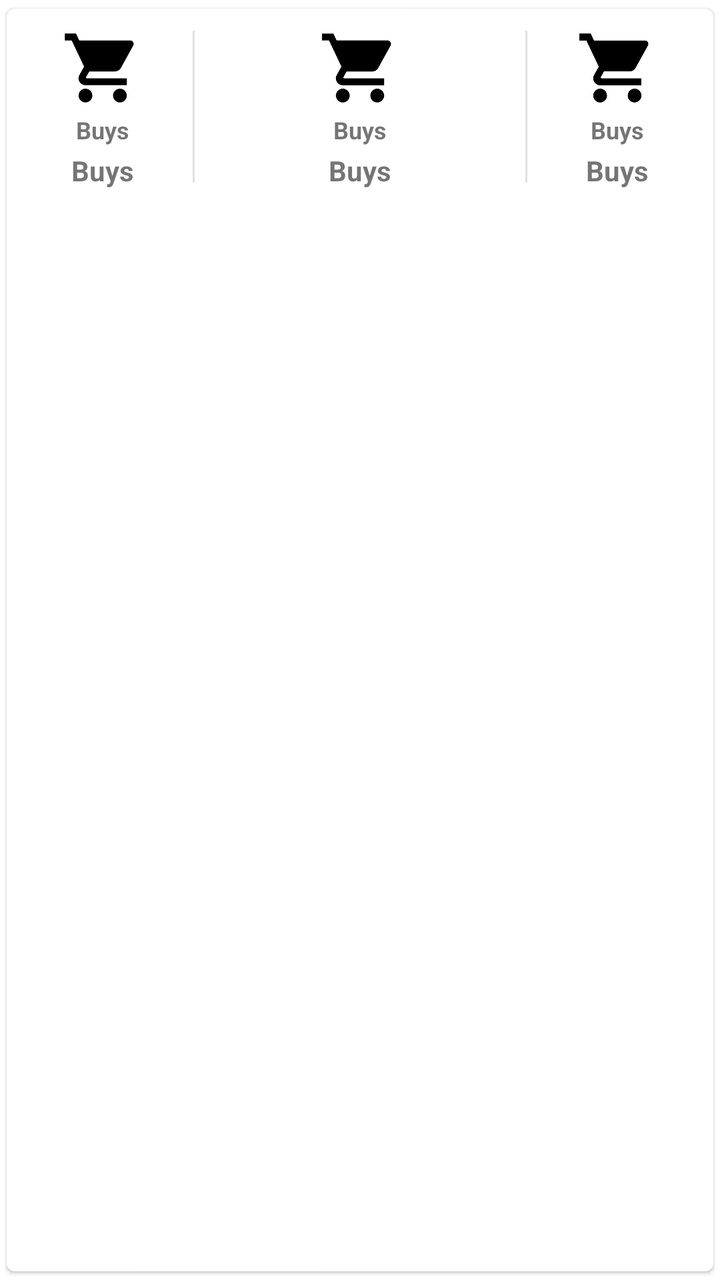
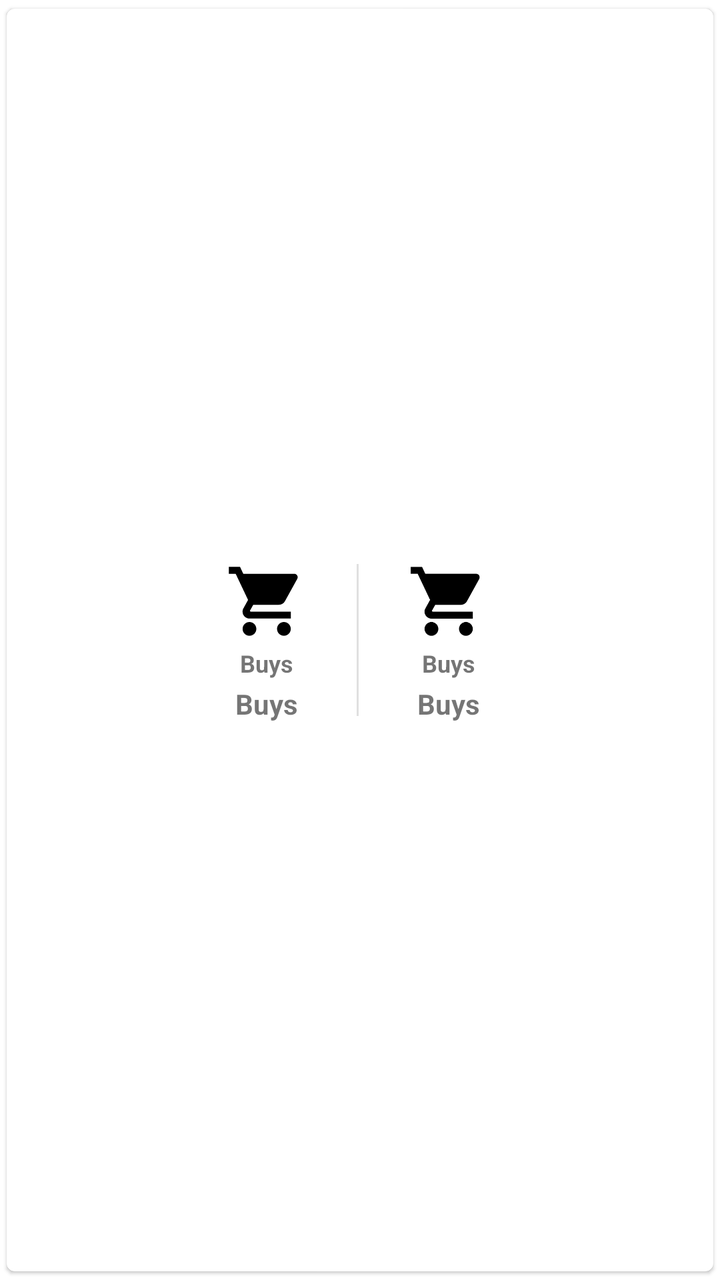

Before-and-after screenshots of an Android layout around one commit, followed by the original layout XML and the change that was made.
<!-- AndroidManifest.xml: application theme AppTheme -->
<!-- res/layout/layout_home_expenses_card.xml -->
<?xml version="1.0" encoding="utf-8"?>
<androidx.cardview.widget.CardView xmlns:android="http://schemas.android.com/apk/res/android"
    xmlns:app="http://schemas.android.com/apk/res-auto"
    android:id="@+id/dashboard_card"
    android:layout_width="match_parent"
    android:layout_height="wrap_content"
    android:layout_margin="@dimen/small_material_margin"
    android:orientation="vertical"
    app:cardBackgroundColor="@color/colorWhite"
    app:cardCornerRadius="@dimen/card_view_default_radius"
    app:cardElevation="@dimen/card_view_elevation"
    app:cardUseCompatPadding="true"
    app:contentPadding="@dimen/card_view_content_padding">

    <androidx.constraintlayout.widget.ConstraintLayout
        android:layout_width="match_parent"
        android:layout_height="wrap_content">

        <include
            android:id="@+id/daily_card"
            style="@style/smallCardStyle"
            layout="@layout/layout_home_card"
            android:layout_width="@dimen/small_card_width"
            android:layout_height="@dimen/small_card_height"
            app:layout_constraintStart_toStartOf="parent"
            app:layout_constraintTop_toTopOf="parent" />

        <View
            android:id="@+id/firstDivider"
            android:layout_width="@dimen/separator_size"
            android:layout_height="@dimen/zero"
            android:layout_marginVertical="@dimen/half_material_margin"
            android:background="?android:attr/listDivider"
            app:layout_constraintBottom_toBottomOf="parent"
            app:layout_constraintEnd_toStartOf="@+id/buy_card"
            app:layout_constraintStart_toEndOf="@+id/daily_card"
            app:layout_constraintTop_toTopOf="parent" />

        <include
            android:id="@+id/buy_card"
            style="@style/smallCardStyle"
            layout="@layout/layout_home_card"
            android:layout_width="@dimen/zero"
            android:layout_height="@dimen/small_card_height"
            android:layout_marginHorizontal="@dimen/smallest_material_margin"
            app:layout_constraintEnd_toStartOf="@id/secondDivider"
            app:layout_constraintStart_toEndOf="@id/firstDivider"
            app:layout_constraintTop_toTopOf="parent" />

        <View
            android:id="@+id/secondDivider"
            android:layout_width="@dimen/separator_size"
            android:layout_height="@dimen/zero"
            android:layout_marginVertical="@dimen/half_material_margin"
            android:background="?android:attr/listDivider"
            app:layout_constraintBottom_toBottomOf="parent"
            app:layout_constraintEnd_toStartOf="@+id/bill_card"
            app:layout_constraintStart_toEndOf="@+id/buy_card"
            app:layout_constraintTop_toTopOf="parent" />

        <include
            android:id="@+id/bill_card"
            style="@style/smallCardStyle"
            layout="@layout/layout_home_card"
            android:layout_width="@dimen/small_card_width"
            android:layout_height="@dimen/small_card_height"
            app:layout_constraintEnd_toEndOf="parent"
            app:layout_constraintTop_toTopOf="parent" />

    </androidx.constraintlayout.widget.ConstraintLayout>

</androidx.cardview.widget.CardView>
<!-- res/layout/layout_home_card.xml (included above) -->
<?xml version="1.0" encoding="utf-8"?>
<LinearLayout xmlns:android="http://schemas.android.com/apk/res/android"
    xmlns:tools="http://schemas.android.com/tools"
    android:layout_width="match_parent"
    android:layout_height="match_parent"
    android:orientation="vertical">

    <ImageView
        android:id="@+id/ivCardImage"
        android:layout_width="match_parent"
        android:layout_height="wrap_content"
        android:layout_marginTop="@dimen/small_material_margin"
        android:layout_weight="1"
        android:src="@drawable/ic_buys"
        tools:ignore="ContentDescription" />

    <TextView
        android:id="@+id/tvCardTitle"
        android:layout_width="match_parent"
        android:layout_height="3dp"
        android:layout_weight="1"
        android:gravity="center|center_horizontal|center_vertical"
        android:text="@string/menu_buys"
        android:textAlignment="gravity"
        android:textSize="@dimen/card_title_text_size"
        android:textStyle="bold" />

    <TextView
        android:id="@+id/tvCardSubtitle"
        android:layout_width="match_parent"
        android:layout_height="3dp"
        android:layout_marginBottom="@dimen/small_material_margin"
        android:layout_weight="1"
        android:gravity="center|center_horizontal|center_vertical"
        android:text="@string/menu_buys"
        android:textAlignment="gravity"
        android:textSize="@dimen/card_subTitle_text_size"
        android:textStyle="bold" />

</LinearLayout>
<!-- resources referenced by this layout -->
<resources>
  <color name="colorWhite">#FFFFFF</color>
  <dimen name="card_subTitle_text_size">@dimen/default_text_size</dimen>
  <dimen name="card_title_text_size">@dimen/small_text_size</dimen>
  <dimen name="card_view_content_padding">3dp</dimen>
  <dimen name="card_view_default_radius">4dp</dimen>
  <dimen name="card_view_elevation">1dp</dimen>
  <dimen name="half_material_margin">8dp</dimen>
  <dimen name="separator_size">1dp</dimen>
  <dimen name="small_card_height">90dp</dimen>
  <dimen name="small_card_width">90dp</dimen>
  <dimen name="small_material_margin">4dp</dimen>
  <dimen name="smallest_material_margin">2dp</dimen>
  <dimen name="zero">0dp</dimen>
  <!-- drawable ic_buys (drawable) -->
  <vector xmlns:android="http://schemas.android.com/apk/res/android"
      android:width="@dimen/icon_resource_size"
      android:height="@dimen/icon_resource_size"
      android:viewportWidth="24.0"
      android:viewportHeight="24.0">
      <path
          android:fillColor="@color/colorBlack"
          android:pathData="M7 18c-1.1 0-1.99 0.9-1.99 2S5.9 22 7 22s2-0.9 2-2-0.9-2-2-2zM1 2v2h2l3.6 7.59-1.35 2.45c-0.16 0.28-0.25 0.61-0.25 0.96 0 1.1 0.9 2 2 2h12v-2H7.42c-0.14 0-0.25-0.11-0.25-0.25l0.03-0.12 0.9-1.63h7.45c0.75 0 1.41-0.41 1.75-1.03l3.58-6.49c0.08-0.14 0.12-0.31 0.12-0.48 0-0.55-0.45-1-1-1H5.21l-0.94-2H1zm16 16c-1.1 0-1.99 0.9-1.99 2s0.89 2 1.99 2 2-0.9 2-2-0.9-2-2-2z" />
  </vector>
  <string name="menu_buys">Buys</string>
  <style name="smallCardStyle" parent="CardView">
          <item name="android:layout_width">@dimen/zero</item>
          <item name="android:layout_height">@dimen/small_card_height</item>
          <item name="android:layout_marginTop">@dimen/smallest_material_margin</item>
          <item name="android:layout_marginBottom">@dimen/smallest_material_margin</item>
      </style>
  <style name="AppTheme" parent="Theme.MaterialComponents.Light.DarkActionBar">
          
          <item name="colorAccent">@color/colorPrimary</item>
          <item name="colorPrimary">@color/colorPrimary</item>
          <item name="colorPrimaryDark">@color/colorPrimaryDark</item>
          
          <item name="bottomSheetDialogTheme">@style/AppBottomSheetDialogTheme</item>
          <item name="materialCalendarStyle">@style/Widget.MaterialComponents.MaterialCalendar</item>
          <item name="materialCalendarTheme">@style/ThemeOverlay.MaterialComponents.MaterialCalendar
          </item>
          <item name="materialCalendarFullscreenTheme">
              @style/ThemeOverlay.MaterialComponents.MaterialCalendar.Fullscreen
          </item>
      </style>
  <dimen name="default_text_size">14sp</dimen>
  <dimen name="small_text_size">12sp</dimen>
  <dimen name="icon_resource_size">24dp</dimen>
  <color name="colorBlack">#000000</color>
  <color name="colorPrimary">#4CAF50</color>
  <color name="colorPrimaryDark">#388E3C</color>
  <style name="AppBottomSheetDialogTheme" parent="Theme.Design.Light.BottomSheetDialog">
          <item name="bottomSheetStyle">@style/AppModalStyle</item>
      </style>
  <style name="AppModalStyle" parent="Widget.Design.BottomSheet.Modal">
          <item name="android:background">@drawable/layout_rounded_shape</item>
      </style>
  <!-- drawable layout_rounded_shape (drawable) -->
  <?xml version="1.0" encoding="utf-8"?>
  <shape xmlns:android="http://schemas.android.com/apk/res/android"
      android:shape="rectangle">
      <solid android:color="@color/colorWhite" />
      <corners android:radius="@dimen/default_material_margin" />
  </shape>
  <dimen name="default_material_margin">16dp</dimen>
</resources>

<!-- the commit's change to res/layout/layout_home_expenses_card.xml (unified diff, before → after) -->
@@ -13,11 +13,12 @@
     app:contentPadding="@dimen/card_view_content_padding">
 
     <androidx.constraintlayout.widget.ConstraintLayout
-        android:layout_width="match_parent"
-        android:layout_height="wrap_content">
+        android:layout_width="wrap_content"
+        android:layout_height="wrap_content"
+        android:layout_gravity="center">
 
         <include
-            android:id="@+id/daily_card"
+            android:id="@+id/buy_card"
             style="@style/smallCardStyle"
             layout="@layout/layout_home_card"
             android:layout_width="@dimen/small_card_width"
@@ -26,29 +27,7 @@
             app:layout_constraintTop_toTopOf="parent" />
 
         <View
-            android:id="@+id/firstDivider"
-            android:layout_width="@dimen/separator_size"
-            android:layout_height="@dimen/zero"
-            android:layout_marginVertical="@dimen/half_material_margin"
-            android:background="?android:attr/listDivider"
-            app:layout_constraintBottom_toBottomOf="parent"
-            app:layout_constraintEnd_toStartOf="@+id/buy_card"
-            app:layout_constraintStart_toEndOf="@+id/daily_card"
-            app:layout_constraintTop_toTopOf="parent" />
-
-        <include
-            android:id="@+id/buy_card"
-            style="@style/smallCardStyle"
-            layout="@layout/layout_home_card"
-            android:layout_width="@dimen/zero"
-            android:layout_height="@dimen/small_card_height"
-            android:layout_marginHorizontal="@dimen/smallest_material_margin"
-            app:layout_constraintEnd_toStartOf="@id/secondDivider"
-            app:layout_constraintStart_toEndOf="@id/firstDivider"
-            app:layout_constraintTop_toTopOf="parent" />
-
-        <View
-            android:id="@+id/secondDivider"
+            android:id="@+id/divider"
             android:layout_width="@dimen/separator_size"
             android:layout_height="@dimen/zero"
             android:layout_marginVertical="@dimen/half_material_margin"
@@ -64,6 +43,7 @@
             layout="@layout/layout_home_card"
             android:layout_width="@dimen/small_card_width"
             android:layout_height="@dimen/small_card_height"
+            android:layout_marginHorizontal="@dimen/smallest_material_margin"
             app:layout_constraintEnd_toEndOf="parent"
             app:layout_constraintTop_toTopOf="parent" />
 
